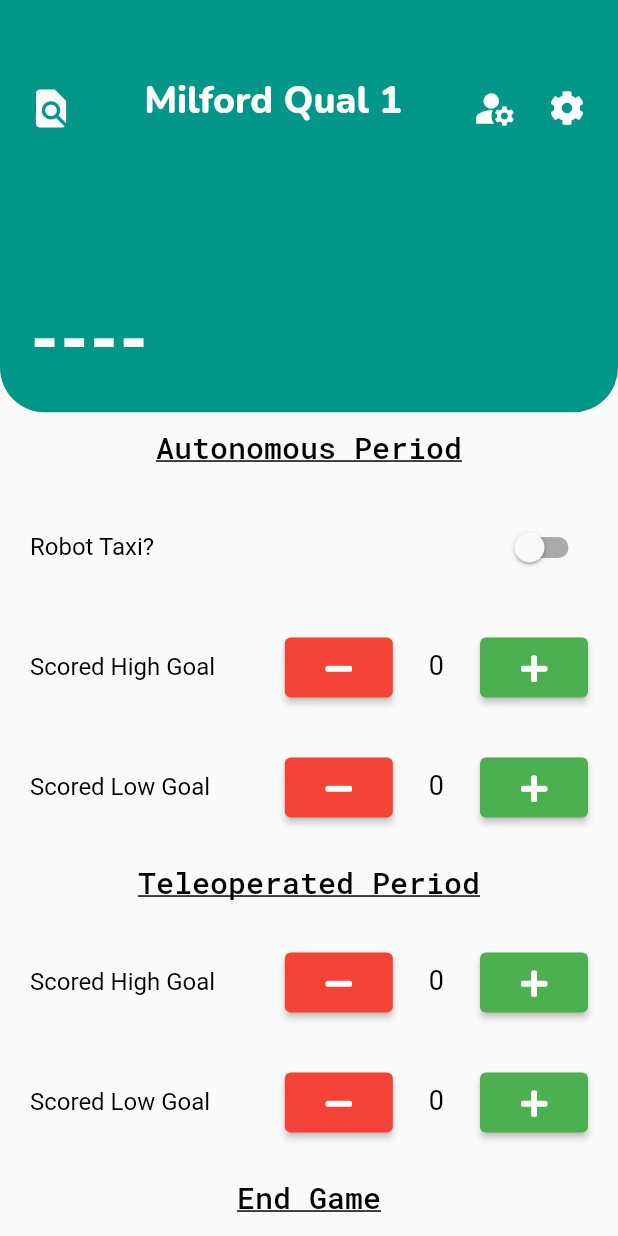
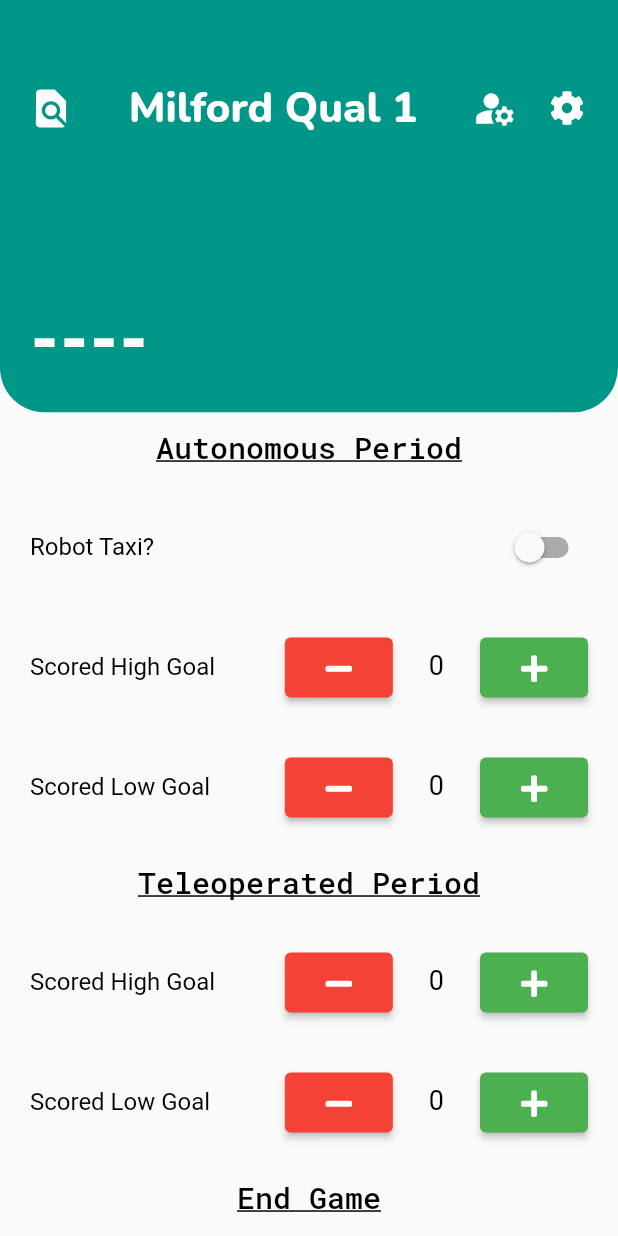
Before and after one commit to cjohnson/dreadscout, a Flutter app: the screen it shows after launch, on a phone screen of 412 x 824 dp. Run offline on Flutter 3.47's test engine with Material 2 defaults, Android fonts, the phone set to English and light mode, and no system bars; our stand-ins replace font_awesome_flutter, google_fonts.

Commit message:
Fix top text alignment

```diff
--- a/lib/ui/scouting/scoutingform.dart
+++ b/lib/ui/scouting/scoutingform.dart
@@ -66,6 +66,7 @@ class _ScoutingFormHeaderState extends State<_ScoutingFormHeader> {
                 const EdgeInsets.symmetric(horizontal: 10.0, vertical: 48.0),
             child: Row(
               mainAxisAlignment: MainAxisAlignment.spaceBetween,
+              crossAxisAlignment: CrossAxisAlignment.center,
               children: [
                 IconButton(
                   icon: const Icon(Icons.find_in_page),
@@ -77,11 +78,12 @@ class _ScoutingFormHeaderState extends State<_ScoutingFormHeader> {
                   widget.formName,
                   textAlign: TextAlign.center,
                   style: GoogleFonts.nunito(
-                      textStyle: Theme.of(context).textTheme.headline1,
-                      color: Colors.white,
-                      fontWeight: FontWeight.w800,
-                      fontSize: 25.0,
-                      height: 0.5),
+                    textStyle: Theme.of(context).textTheme.headline1,
+                    color: Colors.white,
+                    fontWeight: FontWeight.w800,
+                    fontSize: 28.0,
+                    //height: 0.5,
+                  ),
                 ),
                 Row(
                   children: [
```
